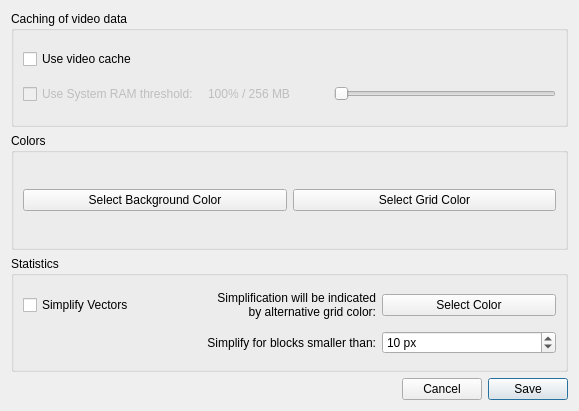
First picture: the form in settingswindow.ui, repository IENT/YUView, before the edit.
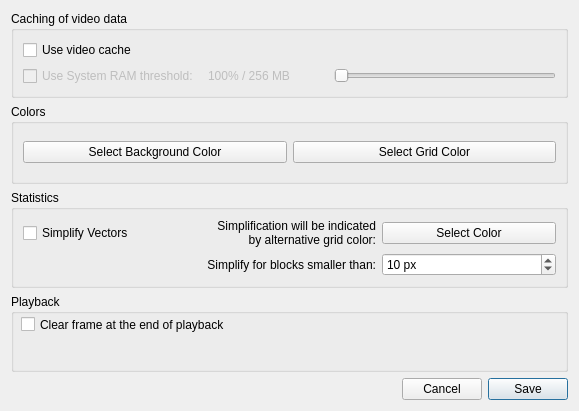
Second picture: the form after the edit.

Commit message: - added option to clear frame at the end of playback

The edit to the form file:
```diff
--- a/settingswindow.ui
+++ b/settingswindow.ui
@@ -195,6 +195,26 @@
      </item>
     </layout>
    </item>
+   <item>
+    <widget class="QGroupBox" name="groupBox_3">
+     <property name="title">
+      <string>Playback</string>
+     </property>
+     <widget class="QCheckBox" name="clearFrameCheckBox">
+      <property name="geometry">
+       <rect>
+        <x>10</x>
+        <y>20</y>
+        <width>231</width>
+        <height>21</height>
+       </rect>
+      </property>
+      <property name="text">
+       <string>Clear frame at the end of playback</string>
+      </property>
+     </widget>
+    </widget>
+   </item>
    <item>
     <layout class="QHBoxLayout" name="horizontalLayout">
      <item>
```
Left out of the diff: 19 changed lines with no effect on the pictures. The commit also changes 14 other files.
